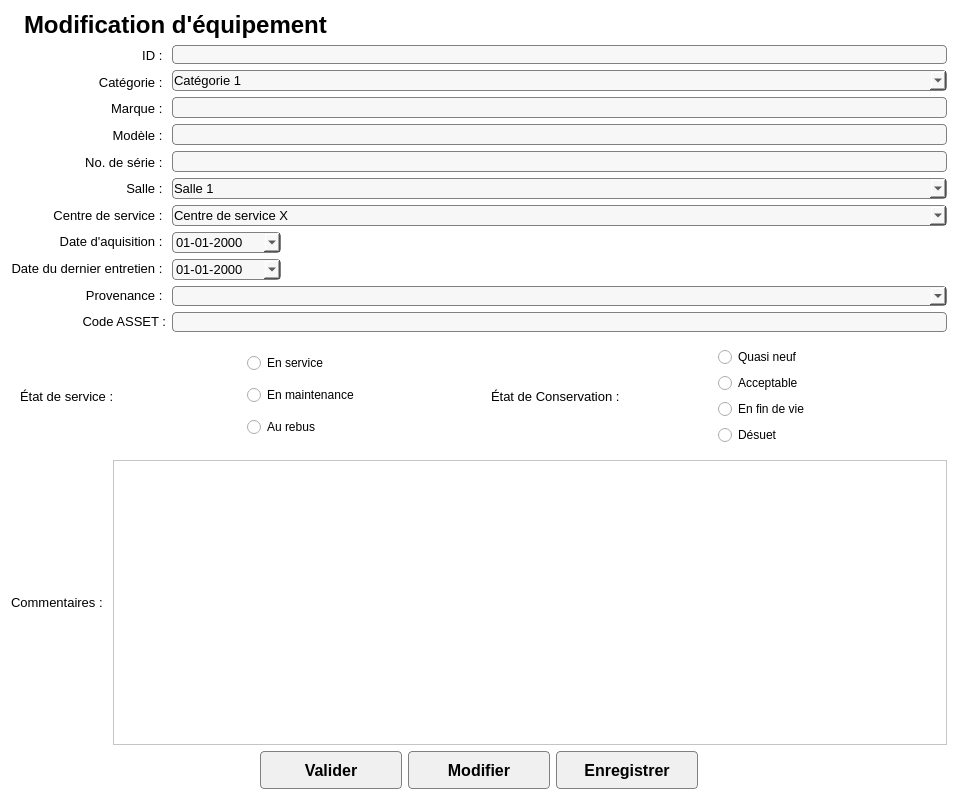
The window that Interface/FenetresEnUI/ModificationEquipement.ui (ProjetPC2/SIMM2.0-DEV) describes before a commit, drawn with Qt 5.
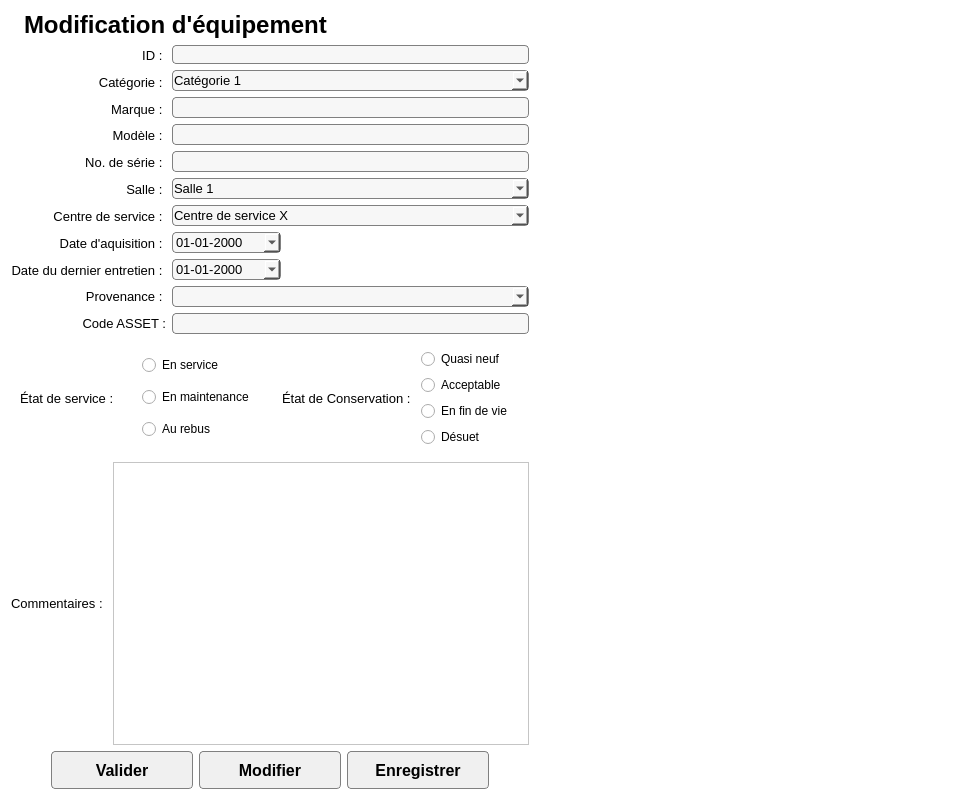
The same window after the commit. Icons and pictures are not drawn.

```diff
--- a/Interface/FenetresEnUI/ModificationEquipement.ui
+++ b/Interface/FenetresEnUI/ModificationEquipement.ui
@@ -90,61 +90,10 @@
 background:rgb(247,247,247);
 }</string>
   </property>
-  <layout class="QFormLayout" name="formLayout">
-   <item row="0" column="0" colspan="2">
-    <layout class="QHBoxLayout" name="layoutTitre">
-     <item>
-      <widget class="QLabel" name="label">
-       <property name="styleSheet">
-        <string notr="true">background: white;</string>
-       </property>
-       <property name="text">
-        <string/>
-       </property>
-       <property name="pixmap">
-        <pixmap>Images/add1.png</pixmap>
-       </property>
-       <property name="scaledContents">
-        <bool>false</bool>
-       </property>
-      </widget>
-     </item>
-     <item>
-      <widget class="QLabel" name="titreModificationEquipement">
-       <property name="font">
-        <font>
-         <family>MS Shell Dlg 2</family>
-         <pointsize>18</pointsize>
-         <weight>75</weight>
-         <italic>false</italic>
-         <bold>true</bold>
-         <underline>false</underline>
-        </font>
-       </property>
-       <property name="styleSheet">
-        <string notr="true">background: white;</string>
-       </property>
-       <property name="text">
-        <string>Modification d'équipement</string>
-       </property>
-      </widget>
-     </item>
-     <item>
-      <spacer name="horizontalSpacer">
-       <property name="orientation">
-        <enum>Qt::Horizontal</enum>
-       </property>
-       <property name="sizeHint" stdset="0">
-        <size>
-         <width>40</width>
-         <height>20</height>
-        </size>
-       </property>
-      </spacer>
-     </item>
-    </layout>
-   </item>
+  <layout class="QGridLayout" name="gridLayout">
    <item row="1" column="0">
+    <layout class="QHBoxLayout" name="horizontalLayout">
+     <item>
     <layout class="QVBoxLayout" name="layoutTitreLables">
      <item>
       <widget class="QLabel" name="label_34">
@@ -343,10 +292,12 @@
      </item>
     </layout>
    </item>
-   <item row="1" column="1">
-    <layout class="QVBoxLayout" name="layoutChamps">
      <item>
-      <widget class="QLabel" name="labelId">
+      <layout class="QVBoxLayout" name="verticalLayout">
+       <item>
+        <layout class="QVBoxLayout" name="layoutChamps_2">
+         <item>
+          <widget class="QLabel" name="labelId_2">
        <property name="font">
         <font>
          <pointsize>10</pointsize>
@@ -370,7 +321,7 @@
       </widget>
      </item>
      <item>
-      <widget class="QComboBox" name="comboBoxCategorie">
+          <widget class="QComboBox" name="comboBoxCategorie_2">
        <property name="font">
         <font>
          <family>MS Shell Dlg 2</family>
@@ -401,7 +352,7 @@
       </widget>
      </item>
      <item>
-      <widget class="QLineEdit" name="lineEditMarque">
+          <widget class="QLineEdit" name="lineEditMarque_2">
        <property name="font">
         <font>
          <pointsize>10</pointsize>
@@ -410,7 +361,7 @@
       </widget>
      </item>
      <item>
-      <widget class="QLineEdit" name="lineEditModele">
+          <widget class="QLineEdit" name="lineEditModele_2">
        <property name="font">
         <font>
          <pointsize>10</pointsize>
@@ -419,7 +370,7 @@
       </widget>
      </item>
      <item>
-      <widget class="QLineEdit" name="lineEditNoDeSerie">
+          <widget class="QLineEdit" name="lineEditNoDeSerie_2">
        <property name="font">
         <font>
          <pointsize>10</pointsize>
@@ -428,7 +379,7 @@
       </widget>
      </item>
      <item>
-      <widget class="QComboBox" name="comboBoxSalle">
+          <widget class="QComboBox" name="comboBoxSalle_2">
        <property name="font">
         <font>
          <family>MS Shell Dlg 2</family>
@@ -459,7 +410,7 @@
       </widget>
      </item>
      <item>
-      <widget class="QComboBox" name="comboBoxCentreDeService">
+          <widget class="QComboBox" name="comboBoxCentreDeService_2">
        <property name="font">
         <font>
          <family>MS Shell Dlg 2</family>
@@ -520,14 +471,108 @@
       </widget>
      </item>
      <item>
-      <widget class="QComboBox" name="comboBoxProvenance"/>
+          <widget class="QComboBox" name="comboBoxProvenance_2">
+           <property name="font">
+            <font>
+             <pointsize>10</pointsize>
+            </font>
+           </property>
+          </widget>
      </item>
      <item>
-      <widget class="QLineEdit" name="lineEditCodeASSET"/>
+          <widget class="QLineEdit" name="lineEditCodeASSET_2">
+           <property name="font">
+            <font>
+             <pointsize>10</pointsize>
+            </font>
+           </property>
+          </widget>
      </item>
     </layout>
    </item>
-   <item row="3" column="0" colspan="2">
+      </layout>
+     </item>
+    </layout>
+   </item>
+   <item row="3" column="0">
+    <layout class="QHBoxLayout" name="horizontalLayout_3">
+     <item>
+      <widget class="QLabel" name="labelTitreCommentaires">
+       <property name="font">
+        <font>
+         <pointsize>10</pointsize>
+        </font>
+       </property>
+       <property name="text">
+        <string>Commentaires : </string>
+       </property>
+      </widget>
+     </item>
+     <item>
+      <widget class="QTextEdit" name="textEditCommentaires">
+       <property name="font">
+        <font>
+         <pointsize>10</pointsize>
+        </font>
+       </property>
+      </widget>
+     </item>
+    </layout>
+   </item>
+   <item row="0" column="0">
+    <layout class="QHBoxLayout" name="layoutTitre">
+     <item>
+      <widget class="QLabel" name="label">
+       <property name="styleSheet">
+        <string notr="true">background: white;</string>
+       </property>
+       <property name="text">
+        <string/>
+       </property>
+       <property name="pixmap">
+        <pixmap>Images/add1.png</pixmap>
+       </property>
+       <property name="scaledContents">
+        <bool>false</bool>
+       </property>
+      </widget>
+     </item>
+     <item>
+      <widget class="QLabel" name="titreModificationEquipement">
+       <property name="font">
+        <font>
+         <family>MS Shell Dlg 2</family>
+         <pointsize>18</pointsize>
+         <weight>75</weight>
+         <italic>false</italic>
+         <bold>true</bold>
+         <underline>false</underline>
+        </font>
+       </property>
+       <property name="styleSheet">
+        <string notr="true">background: white;</string>
+       </property>
+       <property name="text">
+        <string>Modification d'équipement</string>
+       </property>
+      </widget>
+     </item>
+     <item>
+      <spacer name="horizontalSpacer">
+       <property name="orientation">
+        <enum>Qt::Horizontal</enum>
+       </property>
+       <property name="sizeHint" stdset="0">
+        <size>
+         <width>40</width>
+         <height>20</height>
+        </size>
+       </property>
+      </spacer>
+     </item>
+    </layout>
+   </item>
+   <item row="2" column="0">
     <layout class="QHBoxLayout" name="horizontalLayout_2">
      <item>
       <widget class="QFrame" name="frame">
@@ -650,32 +695,7 @@
      </item>
     </layout>
    </item>
-   <item row="4" column="0" colspan="2">
-    <layout class="QHBoxLayout" name="horizontalLayout_3">
-     <item>
-      <widget class="QLabel" name="labelTitreCommentaires">
-       <property name="font">
-        <font>
-         <pointsize>10</pointsize>
-        </font>
-       </property>
-       <property name="text">
-        <string>Commentaires : </string>
-       </property>
-      </widget>
-     </item>
-     <item>
-      <widget class="QTextEdit" name="textEditCommentaires">
-       <property name="font">
-        <font>
-         <pointsize>10</pointsize>
-        </font>
-       </property>
-      </widget>
-     </item>
-    </layout>
-   </item>
-   <item row="5" column="0" colspan="2">
+   <item row="4" column="0">
     <layout class="QHBoxLayout" name="horizontalLayout_8">
      <item>
       <spacer name="horizontalSpacer_2">
@@ -761,6 +781,19 @@
      </item>
     </layout>
    </item>
+   <item row="1" column="1">
+    <spacer name="horizontalSpacer_3">
+     <property name="orientation">
+      <enum>Qt::Horizontal</enum>
+     </property>
+     <property name="sizeHint" stdset="0">
+      <size>
+       <width>20</width>
+       <height>20</height>
+      </size>
+     </property>
+    </spacer>
+   </item>
   </layout>
  </widget>
  <resources/>
```
Left out of the diff: 4 changed lines with no effect on the pictures. Lines whose indentation alone changed are shown as unchanged.
